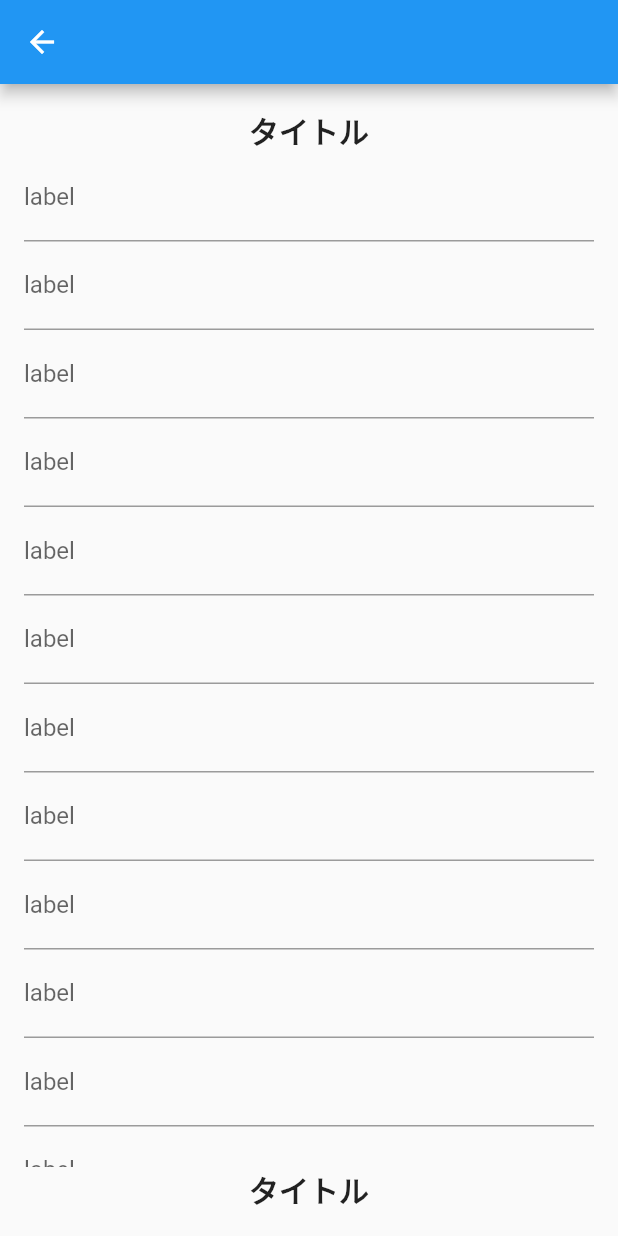
After one commit to momiji1231/flutter_ui_progrum, a Flutter app: the SingleChildScrolledHeader screen opened directly, on a phone screen of 412 x 824 dp. The commit adds this screen. Run offline on Flutter 3.47's test engine with Material 2 defaults, Android fonts, the light colour scheme and no system bars; network calls fail.

Commit message:
UI Implementation Elementary end

```diff
--- a/lib/main.dart
+++ b/lib/main.dart
@@ -2,12 +2,19 @@ import 'package:flutter/material.dart';
 
 import 'box_display.dart';
 import 'cake_introduction.dart';
-import 'cook_pad_introduction.dart';
 import 'picture_display.dart';
 import 'row_column_first.dart';
+import 'single_child_scrollview.dart';
+import 'stack_image.dart';
 import 'text_example.dart';
 import 'youtubish_ui.dart';
 import 'youtubish_ui2.dart';
+import 'cook_pad_Introduction.dart';
+import 'single_child_scrolled_header.dart';
+import 'listview_sample.dart';
+import 'gridview_sample.dart';
+import 'tabview_sample.dart';
+import 'appbar_customize.dart';
 
 void main() {
   runApp(const MyApp());
@@ -56,6 +63,34 @@ class MyApp extends StatelessWidget {
             title: 'No.8 CookPad っぽいUI',
             builder: (context) => const CookPadIntroduction(),
           ),
+          _GalleryItem(
+            title: 'No.10 StackImage',
+            builder: (context) => const StackImage(),
+          ),
+          _GalleryItem(
+            title: 'No.11 SingleChildScrollView のサンプル',
+            builder: (context) => const SingleChildScrolled(),
+          ),
+          _GalleryItem(
+            title: 'No.12 SingleChildScrollViewの固定ヘッダーとフッター',
+            builder: (context) => const SingleChildScrolledHeader(),
+          ),
+          _GalleryItem(
+            title: 'No.14 ListViewのサンプル',
+            builder: (context) => const ListViewSample(),
+          ),
+          _GalleryItem(
+            title: 'No.14 GridViewのサンプル',
+            builder: (context) => const GridViewSample(),
+          ),
+          _GalleryItem(
+            title: 'No.16 TabViewのサンプル',
+            builder: (context) => const TabViewSample(),
+          ),
+          _GalleryItem(
+            title: 'No.17 AppBarカスタマイズ サンプル',
+            builder: (context) => const AppBarCustomizeSample(),
+          ),
         ]),
       ),
     );
--- /dev/null
+++ b/lib/single_child_scrolled_header.dart
@@ -0,0 +1,112 @@
+import 'package:flutter/material.dart';
+
+class SingleChildScrolledHeader extends StatelessWidget {
+  const SingleChildScrolledHeader({super.key});
+
+  @override
+  Widget build(BuildContext context) {
+    return Scaffold(
+        appBar: AppBar(),
+        body: const Padding(
+          padding: EdgeInsets.all(16.0),
+          child: Column(children: [
+            Text(
+              'タイトル',
+              style: TextStyle(
+                fontWeight: FontWeight.bold,
+                fontSize: 20,
+              ),
+            ),
+            Expanded(
+                child: SingleChildScrollView(
+              child: Column(
+                children: [
+                  TextField(
+                      decoration: InputDecoration(
+                          hintText: 'hint', labelText: 'label')),
+                  TextField(
+                      decoration: InputDecoration(
+                          hintText: 'hint', labelText: 'label')),
+                  TextField(
+                      decoration: InputDecoration(
+                          hintText: 'hint', labelText: 'label')),
+                  TextField(
+                      decoration: InputDecoration(
+                          hintText: 'hint', labelText: 'label')),
+                  TextField(
+                      decoration: InputDecoration(
+                          hintText: 'hint', labelText: 'label')),
+                  TextField(
+                      decoration: InputDecoration(
+                          hintText: 'hint', labelText: 'label')),
+                  TextField(
+                      decoration: InputDecoration(
+                          hintText: 'hint', labelText: 'label')),
+                  TextField(
+                      decoration: InputDecoration(
+                          hintText: 'hint', labelText: 'label')),
+                  TextField(
+                      decoration: InputDecoration(
+                          hintText: 'hint', labelText: 'label')),
+                  TextField(
+                      decoration: InputDecoration(
+                          hintText: 'hint', labelText: 'label')),
+                  TextField(
+                      decoration: InputDecoration(
+                          hintText: 'hint', labelText: 'label')),
+                  TextField(
+                      decoration: InputDecoration(
+                          hintText: 'hint', labelText: 'label')),
+                  TextField(
+                      decoration: InputDecoration(
+                          hintText: 'hint', labelText: 'label')),
+                  TextField(
+                      decoration: InputDecoration(
+                          hintText: 'hint', labelText: 'label')),
+                  TextField(
+                      decoration: InputDecoration(
+                          hintText: 'hint', labelText: 'label')),
+                  TextField(
+                      decoration: InputDecoration(
+                          hintText: 'hint', labelText: 'label')),
+                  TextField(
+                      decoration: InputDecoration(
+                          hintText: 'hint', labelText: 'label')),
+                  TextField(
+                      decoration: InputDecoration(
+                          hintText: 'hint', labelText: 'label')),
+                  TextField(
+                      decoration: InputDecoration(
+                          hintText: 'hint', labelText: 'label')),
+                  TextField(
+                      decoration: InputDecoration(
+                          hintText: 'hint', labelText: 'label')),
+                  TextField(
+                      decoration: InputDecoration(
+                          hintText: 'hint', labelText: 'label')),
+                  TextField(
+                      decoration: InputDecoration(
+                          hintText: 'hint', labelText: 'label')),
+                  TextField(
+                      decoration: InputDecoration(
+                          hintText: 'hint', labelText: 'label')),
+                  TextField(
+                      decoration: InputDecoration(
+                          hintText: 'hint', labelText: 'label')),
+                  TextField(
+                      decoration: InputDecoration(
+                          hintText: 'hint', labelText: 'label')),
+                ],
+              ),
+            )),
+            Text(
+              'タイトル',
+              style: TextStyle(
+                fontWeight: FontWeight.bold,
+                fontSize: 20,
+              ),
+            ),
+          ]),
+        ));
+  }
+}
--- /dev/null
+++ b/lib/single_child_scrollview.dart
@@ -0,0 +1,94 @@
+import 'package:flutter/material.dart';
+
+class SingleChildScrolled extends StatelessWidget {
+  const SingleChildScrolled({super.key});
+
+  @override
+  Widget build(BuildContext context) {
+    return Scaffold(
+        appBar: AppBar(),
+        body: const Padding(
+            padding: EdgeInsets.all(16.0),
+            child: SingleChildScrollView(
+              child: Column(
+                children: [
+                  TextField(
+                      decoration: InputDecoration(
+                          hintText: 'hint', labelText: 'label')),
+                  TextField(
+                      decoration: InputDecoration(
+                          hintText: 'hint', labelText: 'label')),
+                  TextField(
+                      decoration: InputDecoration(
+                          hintText: 'hint', labelText: 'label')),
+                  TextField(
+                      decoration: InputDecoration(
+                          hintText: 'hint', labelText: 'label')),
+                  TextField(
+                      decoration: InputDecoration(
+                          hintText: 'hint', labelText: 'label')),
+                  TextField(
+                      decoration: InputDecoration(
+                          hintText: 'hint', labelText: 'label')),
+                  TextField(
+                      decoration: InputDecoration(
+                          hintText: 'hint', labelText: 'label')),
+                  TextField(
+                      decoration: InputDecoration(
+                          hintText: 'hint', labelText: 'label')),
+                  TextField(
+                      decoration: InputDecoration(
+                          hintText: 'hint', labelText: 'label')),
+                  TextField(
+                      decoration: InputDecoration(
+                          hintText: 'hint', labelText: 'label')),
+                  TextField(
+                      decoration: InputDecoration(
+                          hintText: 'hint', labelText: 'label')),
+                  TextField(
+                      decoration: InputDecoration(
+                          hintText: 'hint', labelText: 'label')),
+                  TextField(
+                      decoration: InputDecoration(
+                          hintText: 'hint', labelText: 'label')),
+                  TextField(
+                      decoration: InputDecoration(
+                          hintText: 'hint', labelText: 'label')),
+                  TextField(
+                      decoration: InputDecoration(
+                          hintText: 'hint', labelText: 'label')),
+                  TextField(
+                      decoration: InputDecoration(
+                          hintText: 'hint', labelText: 'label')),
+                  TextField(
+                      decoration: InputDecoration(
+                          hintText: 'hint', labelText: 'label')),
+                  TextField(
+                      decoration: InputDecoration(
+                          hintText: 'hint', labelText: 'label')),
+                  TextField(
+                      decoration: InputDecoration(
+                          hintText: 'hint', labelText: 'label')),
+                  TextField(
+                      decoration: InputDecoration(
+                          hintText: 'hint', labelText: 'label')),
+                  TextField(
+                      decoration: InputDecoration(
+                          hintText: 'hint', labelText: 'label')),
+                  TextField(
+                      decoration: InputDecoration(
+                          hintText: 'hint', labelText: 'label')),
+                  TextField(
+                      decoration: InputDecoration(
+                          hintText: 'hint', labelText: 'label')),
+                  TextField(
+                      decoration: InputDecoration(
+                          hintText: 'hint', labelText: 'label')),
+                  TextField(
+                      decoration: InputDecoration(
+                          hintText: 'hint', labelText: 'label')),
+                ],
+              ),
+            )));
+  }
+}
```
Also changed, not shown: lib/appbar_customize.dart (added, +39 -0 lines), lib/cook_pad_Introduction.dart (+58 -34 lines), lib/gridview_sample.dart (added, +31 -0 lines), lib/listview_sample.dart (added, +20 -0 lines), lib/stack_image.dart (added, +34 -0 lines), lib/tabview_sample.dart (added, +23 -0 lines).
